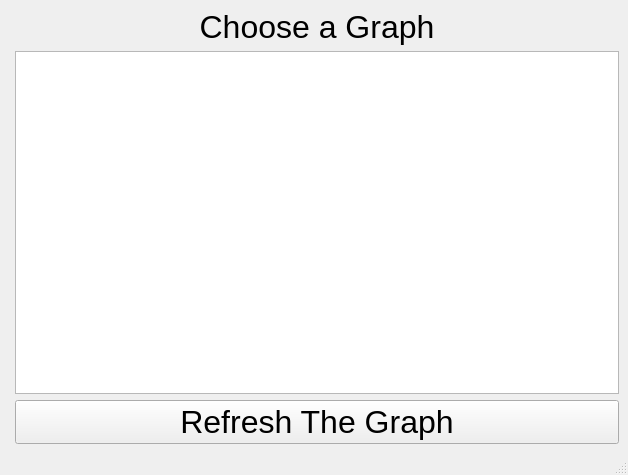
First picture: the form in mainwindow.ui, repository ebenson89/dvrmediaanalysis, before the edit.
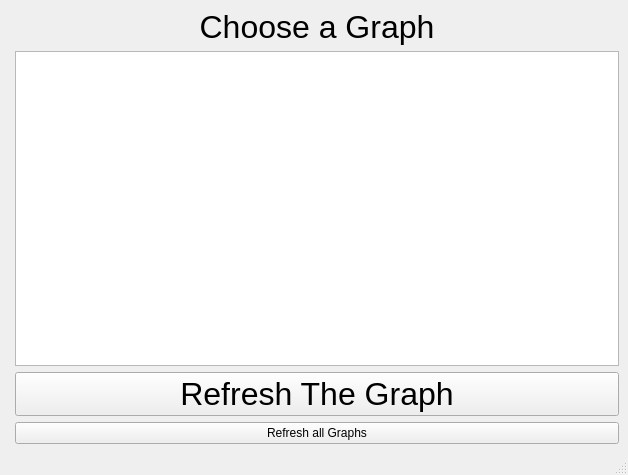
Second picture: the form after the edit.

Commit message: Prototype Refresh all button

The edit to the form file:
```diff
--- a/mainwindow.ui
+++ b/mainwindow.ui
@@ -45,6 +45,13 @@
       </property>
      </widget>
     </item>
+    <item row="3" column="1">
+     <widget class="QPushButton" name="build_all_graphs_button">
+      <property name="text">
+       <string>Refresh all Graphs</string>
+      </property>
+     </widget>
+    </item>
    </layout>
   </widget>
   <widget class="QMenuBar" name="menubar">
```
The commit also changes 7 other files.
